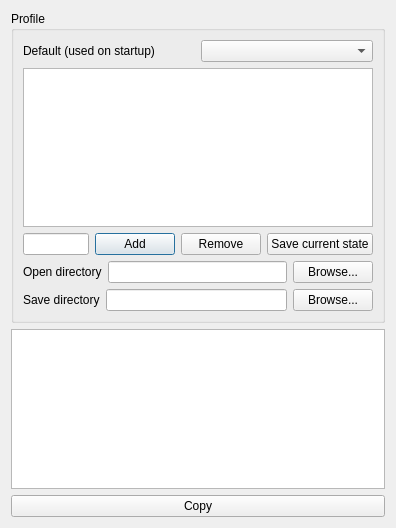
Before: the Qt Designer form qtplot/ui/settings.ui in Rubenknex/qtplot, drawn with Qt 5.
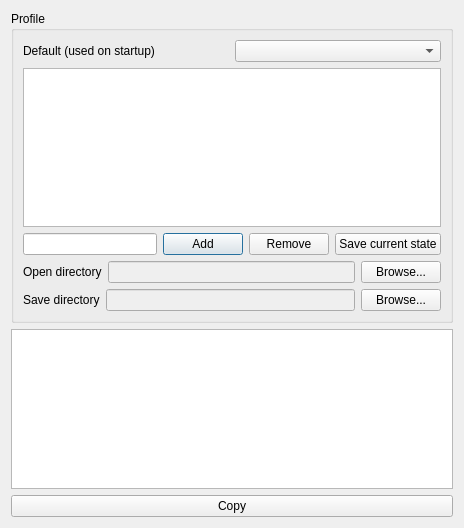
After: the same form once the commit is applied.

What changed in the file:
```diff
--- a/qtplot/ui/settings.ui
+++ b/qtplot/ui/settings.ui
@@ -6,7 +6,7 @@
    <rect>
     <x>0</x>
     <y>0</y>
-    <width>396</width>
+    <width>464</width>
     <height>528</height>
    </rect>
   </property>
@@ -88,7 +88,11 @@
          </widget>
         </item>
         <item>
-         <widget class="QLineEdit" name="le_open_dir"/>
+         <widget class="QLineEdit" name="le_open_dir">
+          <property name="enabled">
+           <bool>false</bool>
+          </property>
+         </widget>
         </item>
         <item>
          <widget class="QPushButton" name="b_browse">
@@ -109,7 +113,11 @@
          </widget>
         </item>
         <item>
-         <widget class="QLineEdit" name="le_save_dir"/>
+         <widget class="QLineEdit" name="le_save_dir">
+          <property name="enabled">
+           <bool>false</bool>
+          </property>
+         </widget>
         </item>
         <item>
          <widget class="QPushButton" name="b_browse_save">
```
Left out of the diff: 2 changed lines with no effect on the pictures.
